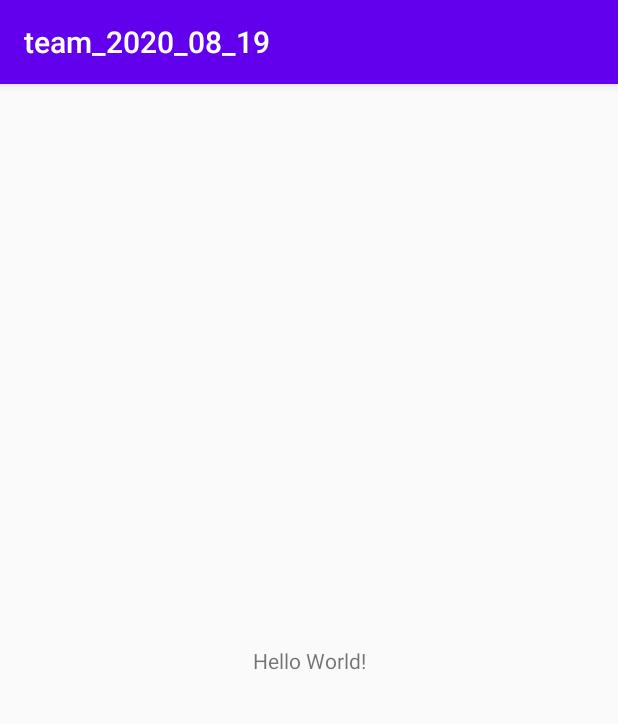
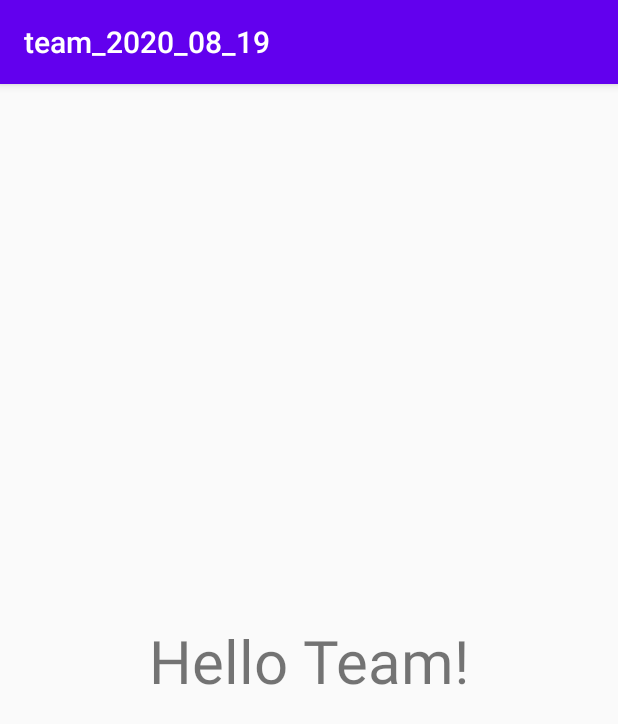
Before and after one commit to DwarfPorter/team_2020_08_19_2, an Android app: the screen it shows after launch (MainActivity), on a phone screen of 412 x 824 dp. Shown: the top 724 px of the screen. Run offline under Robolectric (Android 15) with nearby library versions, the phone set to English and light mode, and no system bars.

Commit message:
change message

```diff
--- a/app/src/main/res/layout/activity_main.xml
+++ b/app/src/main/res/layout/activity_main.xml
@@ -9,7 +9,8 @@
     <TextView
         android:layout_width="wrap_content"
         android:layout_height="wrap_content"
-        android:text="Hello World!"
+        android:text="Hello Team!"
+        android:textSize="40sp"
         app:layout_constraintBottom_toBottomOf="parent"
         app:layout_constraintLeft_toLeftOf="parent"
         app:layout_constraintRight_toRightOf="parent"
```
